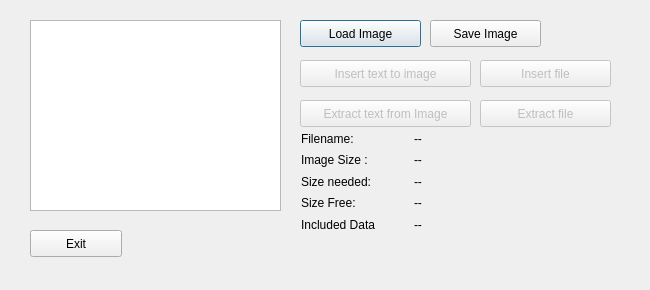
Above: MainDlg.ui from sicus/PictureDataInclusion before the change. Below: the same form after it.
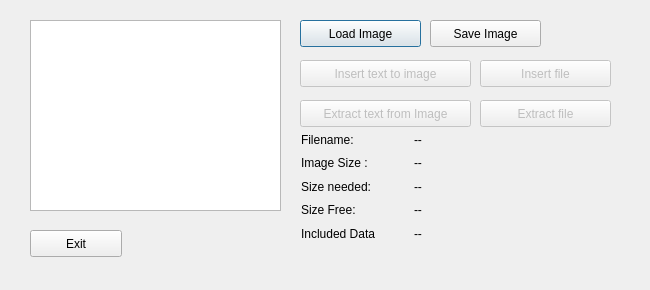
That is the form after the change.

The edit to the form file:
```diff
--- a/MainDlg.ui
+++ b/MainDlg.ui
@@ -112,7 +112,7 @@
      <x>301</x>
      <y>131</y>
      <width>111</width>
-     <height>101</height>
+     <height>111</height>
     </rect>
    </property>
    <layout class="QVBoxLayout" name="verticalLayout_2">
@@ -159,7 +159,7 @@
      <x>414</x>
      <y>131</y>
      <width>201</width>
-     <height>101</height>
+     <height>111</height>
     </rect>
    </property>
    <layout class="QVBoxLayout" name="verticalLayout">
```
Left out of the diff: 2 changed lines with no effect on the pictures.
